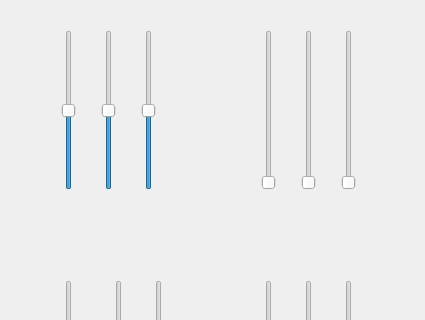
Old version of the form gui/gui.ui in the repository Williangalvani/W4lker; both pictures show x 0 to 425 and y 0 to 320 of the 425 by 521 pixel window.
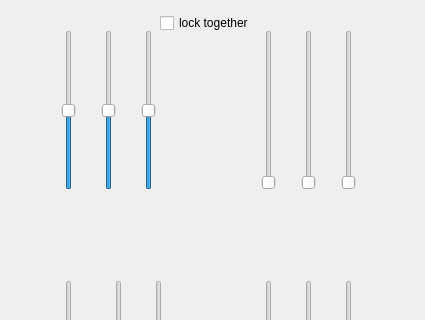
New version of the form.

Diff of the .ui file:
```diff
--- a/gui/gui.ui
+++ b/gui/gui.ui
@@ -188,6 +188,19 @@
      <enum>Qt::Vertical</enum>
     </property>
    </widget>
+   <widget class="QCheckBox" name="lock">
+    <property name="geometry">
+     <rect>
+      <x>160</x>
+      <y>10</y>
+      <width>121</width>
+      <height>26</height>
+     </rect>
+    </property>
+    <property name="text">
+     <string>lock together</string>
+    </property>
+   </widget>
   </widget>
   <widget class="QMenuBar" name="menubar">
    <property name="geometry">
```
